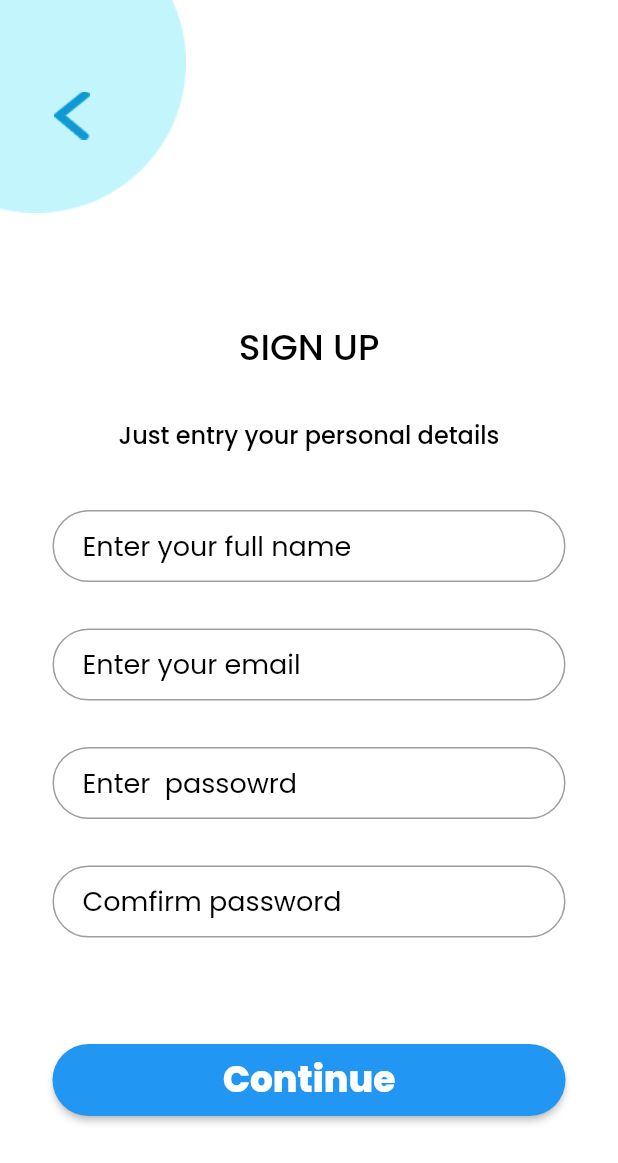
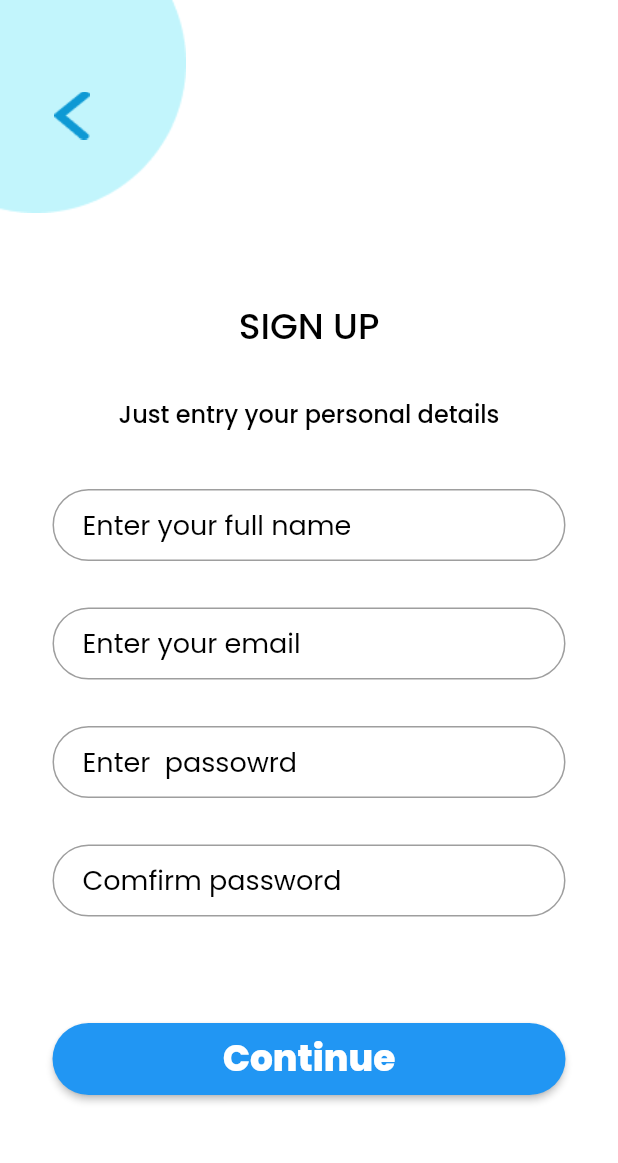
Before and after one commit to dani00995/flutter_it_megacom, a Flutter app: the LessonFourPageThree screen opened directly, on a phone screen of 412 x 824 dp. Shown: the top 1163 px of the screen. Run offline on Flutter 3.47's test engine with Material 2 defaults, Android fonts, the phone set to English and light mode, and no system bars; our stand-ins replace google_fonts.

Commit message:
It is file redone

```diff
--- a/lib/homeWork/lesson4/lesson_4_homework_page_1.dart
+++ b/lib/homeWork/lesson4/lesson_4_homework_page_1.dart
@@ -1,7 +1,7 @@
 import 'package:flutter/cupertino.dart';
 import 'package:flutter/material.dart';
 import 'package:flutter_it_megacom/const/AppImage.dart';
-import 'package:flutter_it_megacom/homeWork/lesson_4_homework_page_2.dart';
+import 'package:flutter_it_megacom/homeWork/lesson4/lesson_4_homework_page_2.dart';
 import 'package:flutter_it_megacom/widgets/lesson_4_button.dart';
 
 class LessonFourPageOne extends StatelessWidget {
--- a/lib/homeWork/lesson4/lesson_4_homework_page_3.dart
+++ b/lib/homeWork/lesson4/lesson_4_homework_page_3.dart
@@ -10,17 +10,27 @@ class LessonFourPageThree extends StatelessWidget {
   Widget build(BuildContext context) {
     return Scaffold(
       backgroundColor: Colors.white,
-      body: Stack(children: [
-        SafeArea(
-            child: SizedBox(
+      body: ListView(children: [
+        SizedBox(
           width: double.infinity,
-                child: Column(
-                    mainAxisAlignment: MainAxisAlignment.center,
-                    crossAxisAlignment: CrossAxisAlignment.center,
-                    children: [
-                      const Spacer(),
+          height: 200,
+          child: Stack(children: [
+            Image.asset(AppImage.roundBlu),
+          Positioned(
+              top: 53,
+              left: 24,
+              child: IconButton(
+                icon: Image.asset(AppImage.backBlue),
+                onPressed: () {
+                  Navigator.pop(context);
+                },
+              ))
+          ],),
+        ),
+
         const Text(
           'SIGN UP',
+          textAlign: TextAlign.center,
           style: TextStyle(
               fontSize: 24,
               fontWeight: FontWeight.w500,
@@ -70,24 +80,8 @@ class LessonFourPageThree extends StatelessWidget {
                 text: 'Continue', onPressed: () {})),
         const SizedBox(
           height: 30,
-                      )
-                    ]))),
-        SizedBox(
-          child: Column(
-            children: [
-              Image.asset(AppImage.roundBlu),
-            ],
         ),
-        ),
-        Positioned(
-            top: 53,
-            left: 24,
-            child: IconButton(
-              icon: Image.asset(AppImage.backBlue),
-              onPressed: () {
-                Navigator.pop(context);
-              },
-            ))
+
       ]),
     );
     ;
--- a/lib/widgets/lesson_4_text_field.dart
+++ b/lib/widgets/lesson_4_text_field.dart
@@ -2,9 +2,10 @@ import 'package:flutter/material.dart';
 
 class LessonFourTextField extends StatelessWidget {
   final String hintText;
+  final TextInputType? keyboardType;
   const LessonFourTextField({
     Key? key,
-    required this.hintText,
+    required this.hintText, this.keyboardType = TextInputType.text,
   }) : super(key: key);
 
   @override
@@ -15,7 +16,7 @@ class LessonFourTextField extends StatelessWidget {
       height: 50,
       child: Center(
         child: TextField(
-          keyboardType: TextInputType.number,
+          keyboardType: keyboardType,
           decoration: InputDecoration(
               contentPadding: EdgeInsets.symmetric(vertical: 0, horizontal: 20),
               border:
```
Also changed, not shown: lib/homeWork/lesson4/lesson_4_homework_page_2.dart (+28 -35 lines), lib/main.dart (+5 -5 lines). Lines whose indentation alone changed are shown as unchanged.
